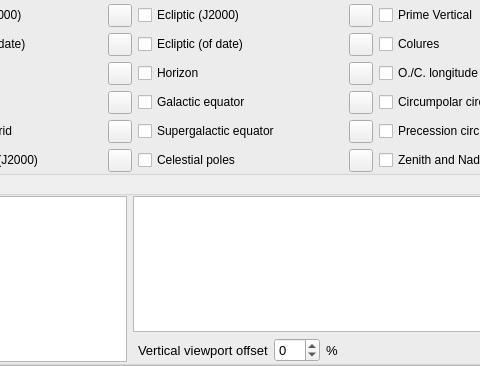
519984307/stellarium_src, file src/gui/viewDialog.ui: the form before one commit; both pictures show x 107 to 587 and y 174 to 540 of the 725 by 540 pixel window.
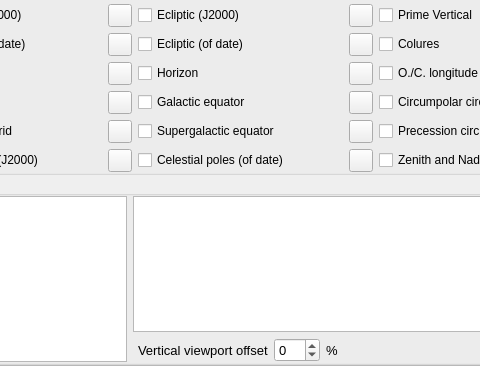
The form after the commit. The open tabs and pages were chosen to show the change. Icons and pictures are not drawn. Custom widgets are drawn as their Qt base class.

What changed in the file:
```diff
--- a/src/gui/viewDialog.ui
+++ b/src/gui/viewDialog.ui
@@ -1734,7 +1734,7 @@
                     <string>Show celestial poles of current planet and date.</string>
                    </property>
                    <property name="text">
-                    <string>Celestial poles</string>
+                    <string>Celestial poles (of date)</string>
                    </property>
                   </widget>
                  </item>
```
